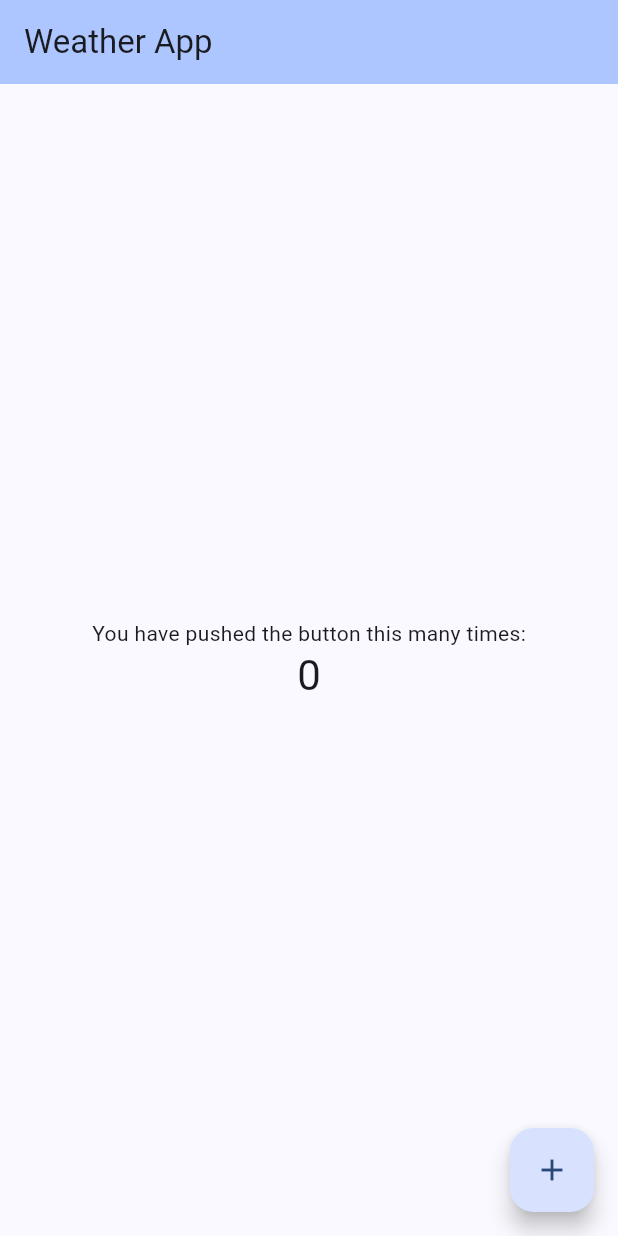
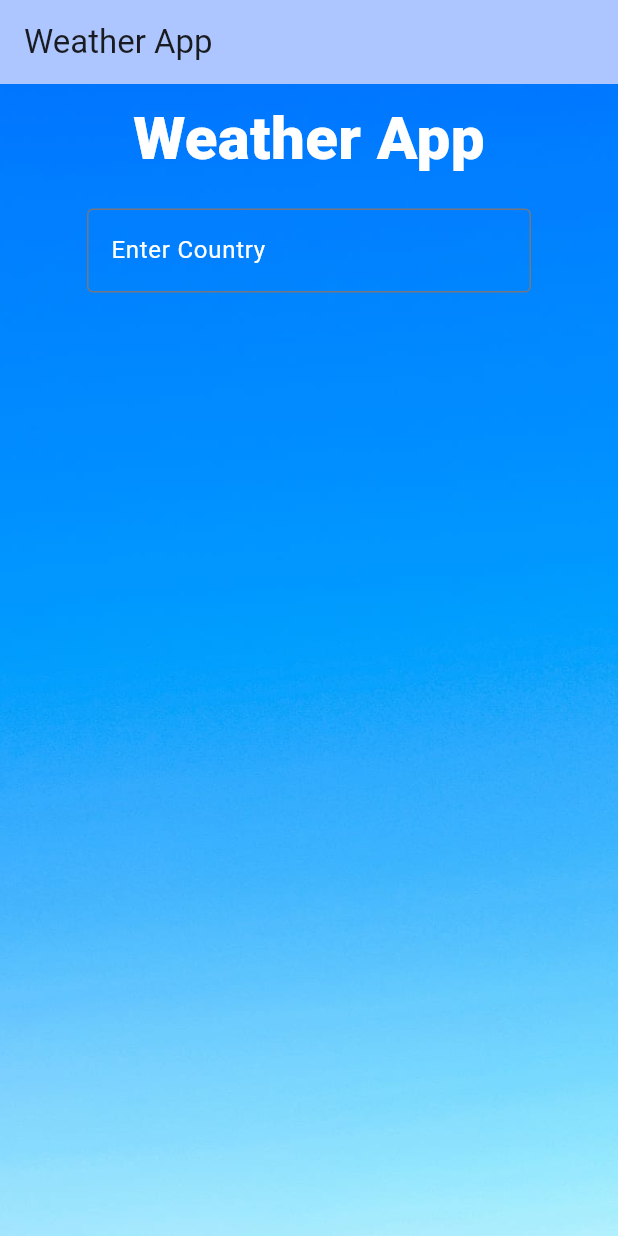
Before and after one commit to kelvinmayeye/dhis2-practical-interview, a Flutter app: the screen it shows after launch, on a phone screen of 412 x 824 dp. Run offline on Flutter 3.47's test engine with Material 2 defaults, Android fonts, the phone set to English and light mode, and no system bars.

Commit message:
feat: building the background screen

```diff
--- a/lib/main.dart
+++ b/lib/main.dart
@@ -11,7 +11,7 @@ class MyApp extends StatelessWidget {
   @override
   Widget build(BuildContext context) {
     return MaterialApp(
-      title: 'Flutter Demo',
+      title: 'Weather App',
       theme: ThemeData(
         colorScheme: ColorScheme.fromSeed(seedColor: Colors.blueAccent),
         useMaterial3: true,
@@ -31,13 +31,8 @@ class MyHomePage extends StatefulWidget {
 }
 
 class _MyHomePageState extends State<MyHomePage> {
-  int _counter = 0;
-
-  void _incrementCounter() {
-    setState(() {
-      _counter++;
-    });
-  }
+  int temperature = 0;
+  int humidity = 0;
 
   @override
   Widget build(BuildContext context) {
@@ -46,25 +41,45 @@ class _MyHomePageState extends State<MyHomePage> {
         backgroundColor: Theme.of(context).colorScheme.inversePrimary,
         title: Text(widget.title),
       ),
-      body: Center(
-        child: Column(
-          mainAxisAlignment: MainAxisAlignment.center,
-          children: <Widget>[
-            const Text(
-              'You have pushed the button this many times:',
+      body: Container(
+        decoration: const BoxDecoration(
+          image: DecorationImage(
+            image: AssetImage(
+                "assets/gradient_bg2.jpg"), // Replace with your image asset path
+            fit: BoxFit.cover,
+          ),
+        ),
+        child: const Column(
+          crossAxisAlignment: CrossAxisAlignment.start,
+          children: [
+            Padding(
+              padding: EdgeInsets.all(8),
+              child: Align(
+                alignment: Alignment.center,
+                child: Text(
+                  "Weather App",
+                  textAlign: TextAlign.center,
+                  style: TextStyle(
+                    color: Colors.white,fontWeight: FontWeight.w800,
+                    fontSize: 40
+                  ),
+                ),
+              ),
             ),
-            Text(
-              '$_counter',
-              style: Theme.of(context).textTheme.headlineMedium,
+            Padding(
+              padding: EdgeInsets.symmetric(horizontal: 58, vertical: 10),
+              child: TextField(
+                decoration: InputDecoration(
+                  border: OutlineInputBorder(),
+                  hintText: "Enter Country",
+                  hintStyle: TextStyle(color: Colors.white,)
+                ),
+              ),
             ),
           ],
         ),
       ),
-      floatingActionButton: FloatingActionButton(
-        onPressed: _incrementCounter,
-        tooltip: 'Increment',
-        child: const Icon(Icons.add),
-      ), // This trailing comma makes auto-formatting nicer for build methods.
+// This trailing comma makes auto-formatting nicer for build methods.
     );
   }
 }
--- a/pubspec.yaml
+++ b/pubspec.yaml
@@ -1,5 +1,5 @@
 name: weather_app
-description: A new Flutter project.
+description: A flutter web-application.
 # The following line prevents the package from being accidentally published to
 # pub.dev using `flutter pub publish`. This is preferred for private packages.
 publish_to: 'none' # Remove this line if you wish to publish to pub.dev
@@ -59,8 +59,8 @@ flutter:
   uses-material-design: true
 
   # To add assets to your application, add an assets section, like this:
-  # assets:
-  #   - images/a_dot_burr.jpeg
+  assets:
+    - assets/
   #   - images/a_dot_ham.jpeg
 
   # An image asset can refer to one or more resolution-specific "variants", see
```
Also changed, not shown: assets/gradient_bg.jpg (added), assets/gradient_bg2.jpg (added).
